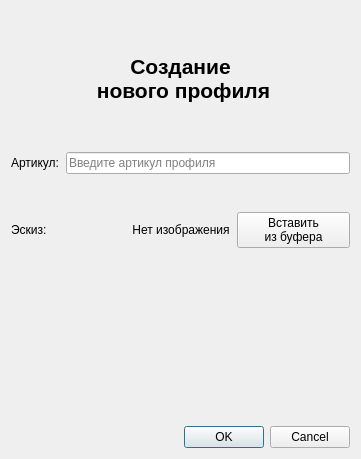
First picture: the form in src/client/ui/dialog_create_profile.ui, repository formemu/aditim-monitor, before the edit.
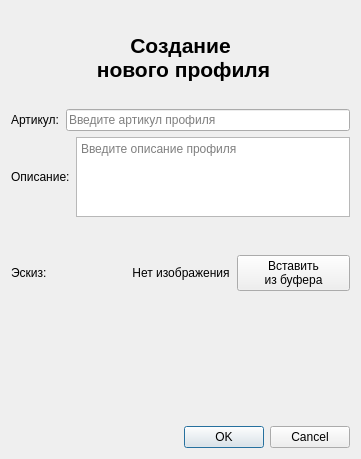
Second picture: the form after the edit.

Patch:
```diff
--- a/src/client/ui/dialog_create_profile.ui
+++ b/src/client/ui/dialog_create_profile.ui
@@ -52,6 +52,30 @@
      </item>
     </layout>
    </item>
+   <item>
+    <layout class="QHBoxLayout" name="horizontalLayout_description">
+     <item>
+      <widget class="QLabel" name="label_description">
+       <property name="text">
+        <string>Описание:</string>
+       </property>
+      </widget>
+     </item>
+     <item>
+      <widget class="QTextEdit" name="textEdit_description">
+       <property name="placeholderText">
+        <string>Введите описание профиля</string>
+       </property>
+       <property name="maximumSize">
+        <size>
+         <width>16777215</width>
+         <height>80</height>
+        </size>
+       </property>
+      </widget>
+     </item>
+    </layout>
+   </item>
    <item>
     <layout class="QHBoxLayout" name="horizontalLayout_2">
      <item>
```
